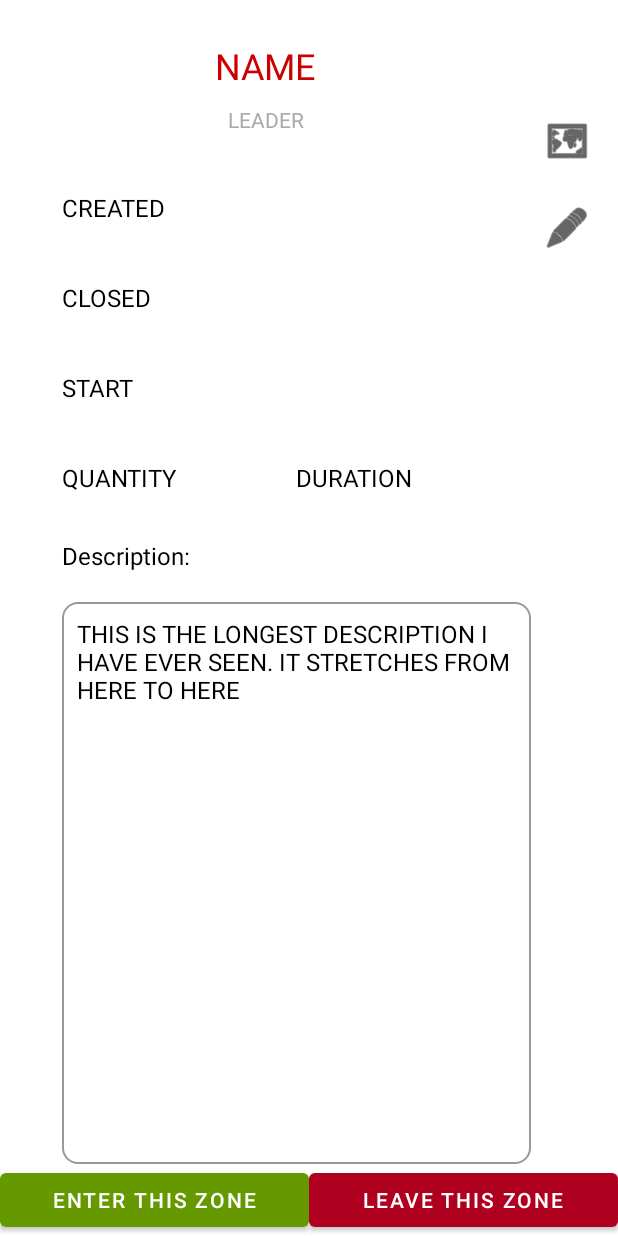
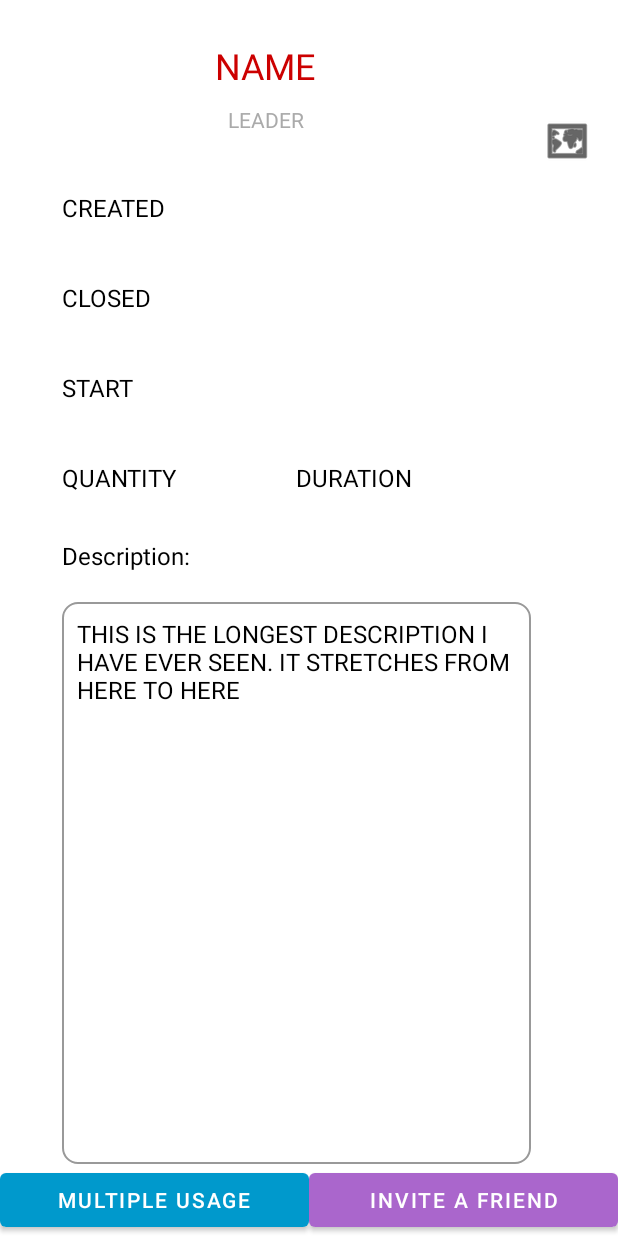
Before and after one commit to hoang-10n/Android_ASM2, an Android app: the layout fragment_zone_info.xml on its own in the app's theme, with its tools: preview values and no code run, on a phone screen of 412 x 824 dp. Run offline under Robolectric (Android 15) with nearby library versions, the phone set to English and light mode, and no system bars; network calls fail.

Commit message:
Multiple usage btn in ZoneInfoFrag

```diff
--- a/app/src/main/java/com/android/asm2/activity/ZoneInfoActivity.java
+++ b/app/src/main/java/com/android/asm2/activity/ZoneInfoActivity.java
@@ -26,12 +26,13 @@ public class ZoneInfoActivity extends AppCompatActivity {
         Intent intent = getIntent();
         boolean isAdded = (boolean) intent.getExtras().get("isAdded");
         String zoneId = (String) intent.getExtras().get("id");
+        String leader = (String) intent.getExtras().get("leader");
         if (!isAdded) {
+            boolean joined = (boolean) intent.getExtras().get("joined");
             ZoneDatabase database = new ZoneDatabase(this);
             Zone zone = database.getZoneById(zoneId);
-            startingFrag = new ZoneInfoFrag(zone);
+            startingFrag = new ZoneInfoFrag(zone, leader.equals(zone.getLeader()), joined);
         } else {
-            String leader = (String) intent.getExtras().get("leader");
             Zone zone = new Zone(zoneId, leader);
             startingFrag = new ZoneEditFrag(zone, true);
         }
--- a/app/src/main/java/com/android/asm2/database/UserDatabase.java
+++ b/app/src/main/java/com/android/asm2/database/UserDatabase.java
@@ -34,7 +34,7 @@ public class UserDatabase extends SQLiteOpenHelper {
     private ArrayList<String> stringToArrayList(String str) {
         if (str.equals("")) return new ArrayList<>();
         String delimiter = "_,_";
-        return (ArrayList<String>) Arrays.asList(str.split(delimiter));
+        return new ArrayList<>(Arrays.asList(str.split(delimiter)));
     }
 
     @Override
--- a/app/src/main/res/layout/fragment_zone_info.xml
+++ b/app/src/main/res/layout/fragment_zone_info.xml
@@ -96,7 +96,7 @@
         android:text="THIS IS THE LONGEST DESCRIPTION I HAVE EVER SEEN. IT STRETCHES FROM HERE TO HERE"
         android:textColor="@color/black"
         android:textSize="16sp"
-        app:layout_constraintBottom_toTopOf="@+id/zone_info_frag_enter_btn"
+        app:layout_constraintBottom_toTopOf="@+id/zone_info_frag_friend_btn"
         app:layout_constraintEnd_toStartOf="@+id/zone_info_frag_map_btn"
         app:layout_constraintStart_toStartOf="@+id/guideline1"
         app:layout_constraintTop_toBottomOf="@+id/zone_info_frag_description_tag_txt" />
@@ -127,18 +127,6 @@
         app:layout_constraintTop_toBottomOf="@+id/zone_info_frag_name_txt"
         app:tint="@color/black" />
 
-    <ImageButton
-        android:id="@+id/zone_info_frag_edit_btn"
-        android:layout_width="48dp"
-        android:layout_height="48dp"
-        android:layout_margin="10dp"
-        android:background="@android:color/transparent"
-        android:contentDescription="Edit"
-        android:src="@android:drawable/ic_menu_edit"
-        app:layout_constraintEnd_toEndOf="parent"
-        app:layout_constraintTop_toBottomOf="@+id/zone_info_frag_map_btn"
-        app:tint="@color/black" />
-
     <TextView
         android:id="@+id/zone_info_frag_description_tag_txt"
         android:layout_width="wrap_content"
@@ -151,27 +139,27 @@
         app:layout_constraintTop_toTopOf="@+id/guideline7" />
 
     <Button
-        android:id="@+id/zone_info_frag_enter_btn"
+        android:id="@+id/zone_info_frag_friend_btn"
         android:layout_width="0dp"
         android:layout_height="wrap_content"
-        android:text="Enter this zone"
+        android:text="Invite a friend"
         android:textColor="@color/white"
-        app:backgroundTint="@android:color/holo_green_dark"
+        app:backgroundTint="@android:color/holo_purple"
         app:layout_constraintBottom_toBottomOf="parent"
-        app:layout_constraintEnd_toStartOf="@+id/zone_info_frag_leave_btn"
+        app:layout_constraintEnd_toEndOf="parent"
+        app:layout_constraintHorizontal_bias="0.5"
+        app:layout_constraintStart_toEndOf="@+id/zone_info_frag_multiple_btn" />
+
+    <Button
+        android:id="@+id/zone_info_frag_multiple_btn"
+        android:layout_width="0dp"
+        android:layout_height="wrap_content"
+        android:text="Multiple usage"
+        android:textColor="@color/white"
+        app:backgroundTint="@android:color/holo_blue_dark"
+        app:layout_constraintBottom_toBottomOf="parent"
+        app:layout_constraintEnd_toStartOf="@+id/zone_info_frag_friend_btn"
         app:layout_constraintHorizontal_bias="0.5"
         app:layout_constraintStart_toStartOf="parent" />
 
-    <Button
-        android:id="@+id/zone_info_frag_leave_btn"
-        android:layout_width="0dp"
-        android:layout_height="wrap_content"
-        android:text="Leave this zone"
-        android:textColor="@color/white"
-        app:backgroundTint="@color/design_default_color_error"
-        app:layout_constraintBottom_toBottomOf="parent"
-        app:layout_constraintEnd_toEndOf="parent"
-        app:layout_constraintHorizontal_bias="0.5"
-        app:layout_constraintStart_toEndOf="@+id/zone_info_frag_enter_btn" />
-
 </androidx.constraintlayout.widget.ConstraintLayout>
```
Also changed, not shown: app/src/main/java/com/android/asm2/activity/HomeActivity.java (+4 -11 lines), app/src/main/java/com/android/asm2/adapter/ZoneAdapter.java (+6 -1 lines), app/src/main/java/com/android/asm2/fragment/ZoneInfoFrag.java (+15 -5 lines), app/src/main/java/com/android/asm2/fragment/ZoneListFrag.java (+6 -3 lines), app/src/main/java/com/android/asm2/model/User.java (+7 -0 lines).
